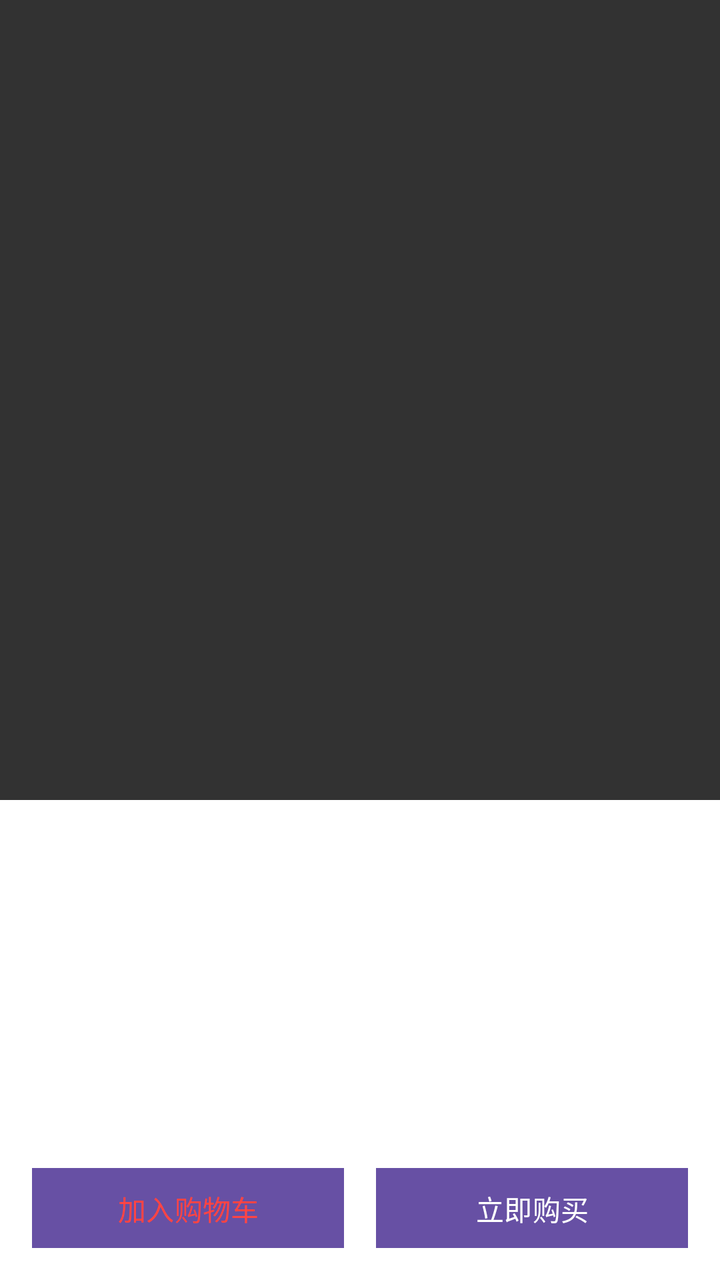
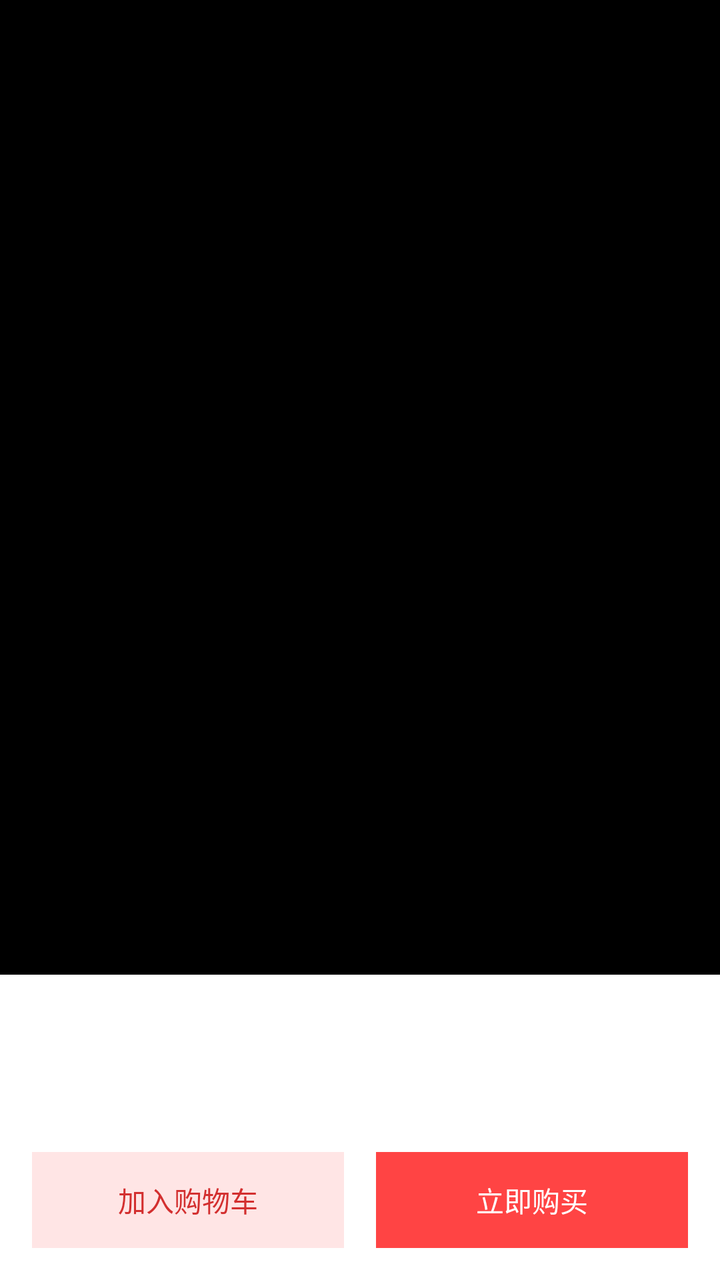

The first picture is an Android layout as it rendered before a commit; the second is the same layout after the commit. The layout source and the unified diff follow.
<!-- AndroidManifest.xml: application theme Theme.ByteDanceWaterfall -->
<!-- res/layout/feed_scroll_item.xml -->
<?xml version="1.0" encoding="utf-8"?>
<FrameLayout xmlns:android="http://schemas.android.com/apk/res/android"
    xmlns:app="http://schemas.android.com/apk/res-auto"
    android:id="@+id/item_container"
    android:layout_width="match_parent"
    android:layout_height="wrap_content"
    android:background="#FFFFFF"
    android:layout_marginBottom="8dp">

    <FrameLayout
        android:layout_width="match_parent"
        android:layout_height="400dp">

        <ImageView
            android:id="@+id/iv_blur_bg"
            android:layout_width="match_parent"
            android:layout_height="match_parent"
            android:scaleType="centerCrop"
            android:alpha="0.8"
            android:background="#000000"
            android:contentDescription="背景模糊图" />

        <ImageView
            android:id="@+id/item_image"
            android:layout_width="match_parent"
            android:layout_height="match_parent"
            android:scaleType="fitCenter"
            android:contentDescription="商品原图" />
    </FrameLayout>
    <androidx.media3.ui.PlayerView
        android:id="@+id/item_player_view"
        android:layout_width="match_parent"
        android:layout_height="400dp"
        android:visibility="gone"
        app:use_controller="true"
        app:show_buffering="when_playing"
        app:resize_mode="fit" />

    <LinearLayout
        android:layout_width="match_parent"
        android:layout_height="wrap_content"
        android:orientation="vertical"
        android:layout_gravity="bottom"
        android:padding="16dp"
        android:background="#FFFFFF">

        <TextView
            android:id="@+id/item_title"
            android:layout_width="match_parent"
            android:layout_height="wrap_content"
            android:layout_marginBottom="8dp"
            android:ellipsize="end"
            android:maxLines="2"
            android:textColor="#333333"
            android:textSize="16sp" />

        <TextView
            android:id="@+id/item_price"
            android:layout_width="match_parent"
            android:layout_height="wrap_content"
            android:textSize="18sp"
            android:textColor="#FF4444"
            android:fontFamily="sans-serif-medium"
            android:layout_marginBottom="16dp" />

        <LinearLayout
            android:layout_width="match_parent"
            android:layout_height="wrap_content"
            android:orientation="horizontal"
            android:weightSum="2">

            
            <Button
                android:id="@+id/btn_add_to_cart"
                android:layout_width="0dp"
                android:layout_height="40dp"
                android:layout_weight="1"
                android:background="#FFE5E5"
                android:text="加入购物车"
                android:textColor="#FF4444"
                android:textSize="14sp"
                android:layout_marginEnd="8dp"
                android:gravity="center"
                android:ellipsize="end"
                android:maxLines="1" />

            
            <Button
                android:id="@+id/btn_buy_now"
                android:layout_width="0dp"
                android:layout_height="40dp"
                android:layout_weight="1"
                android:background="#FF4444"
                android:text="立即购买"
                android:textColor="#FFFFFF"
                android:textSize="14sp"
                android:layout_marginStart="8dp"
                android:gravity="center"
                android:ellipsize="end"
                android:maxLines="1" />
        </LinearLayout>
    </LinearLayout>

</FrameLayout>
<!-- resources referenced by this layout -->
<resources>
  <style name="Theme.ByteDanceWaterfall" parent="Base.Theme.ByteDanceWaterfall" />
  <style name="Base.Theme.ByteDanceWaterfall" parent="Theme.Material3.DayNight.NoActionBar">
          
          
      </style>
</resources>

<!-- the commit's change to res/layout/feed_scroll_item.xml (unified diff, before → after) -->
@@ -1,15 +1,18 @@
 <?xml version="1.0" encoding="utf-8"?>
-<FrameLayout xmlns:android="http://schemas.android.com/apk/res/android"
+<LinearLayout xmlns:android="http://schemas.android.com/apk/res/android"
     xmlns:app="http://schemas.android.com/apk/res-auto"
     android:id="@+id/item_container"
     android:layout_width="match_parent"
-    android:layout_height="wrap_content"
-    android:background="#FFFFFF"
-    android:layout_marginBottom="8dp">
+    android:layout_height="match_parent"
+    android:orientation="vertical"
+    android:background="#000000"> <FrameLayout
+    android:layout_width="match_parent"
+    android:layout_height="0dp"
+    android:layout_weight="1">
 
     <FrameLayout
         android:layout_width="match_parent"
-        android:layout_height="400dp">
+        android:layout_height="match_parent">
 
         <ImageView
             android:id="@+id/iv_blur_bg"
@@ -27,20 +30,22 @@
             android:scaleType="fitCenter"
             android:contentDescription="商品原图" />
     </FrameLayout>
+
     <androidx.media3.ui.PlayerView
         android:id="@+id/item_player_view"
         android:layout_width="match_parent"
-        android:layout_height="400dp"
+        android:layout_height="match_parent"
         android:visibility="gone"
         app:use_controller="true"
         app:show_buffering="when_playing"
         app:resize_mode="fit" />
 
+</FrameLayout>
+
     <LinearLayout
         android:layout_width="match_parent"
         android:layout_height="wrap_content"
         android:orientation="vertical"
-        android:layout_gravity="bottom"
         android:padding="16dp"
         android:background="#FFFFFF">
 
@@ -52,13 +57,14 @@
             android:ellipsize="end"
             android:maxLines="2"
             android:textColor="#333333"
-            android:textSize="16sp" />
+            android:textSize="16sp"
+            android:textStyle="bold"/>
 
         <TextView
             android:id="@+id/item_price"
             android:layout_width="match_parent"
             android:layout_height="wrap_content"
-            android:textSize="18sp"
+            android:textSize="20sp"
             android:textColor="#FF4444"
             android:fontFamily="sans-serif-medium"
             android:layout_marginBottom="16dp" />
@@ -67,38 +73,38 @@
             android:layout_width="match_parent"
             android:layout_height="wrap_content"
             android:orientation="horizontal"
-            android:weightSum="2">
-
-            
-            <Button
-                android:id="@+id/btn_add_to_cart"
-                android:layout_width="0dp"
-                android:layout_height="40dp"
-                android:layout_weight="1"
-                android:background="#FFE5E5"
-                android:text="加入购物车"
-                android:textColor="#FF4444"
-                android:textSize="14sp"
-                android:layout_marginEnd="8dp"
-                android:gravity="center"
-                android:ellipsize="end"
-                android:maxLines="1" />
-
-            
-            <Button
+            android:weightSum="2"
+            xmlns:tools="http://schemas.android.com/tools"> <android.widget.Button
+            android:id="@+id/btn_add_to_cart"
+            android:layout_width="0dp"
+            android:layout_height="48dp"
+            android:layout_weight="1"
+            android:background="#FFE5E5"
+            android:text="加入购物车"
+            android:textColor="#D32F2F"
+            android:textSize="14sp"
+            android:layout_marginEnd="8dp"
+            android:stateListAnimator="@null"
+            android:gravity="center"
+            android:ellipsize="end"
+            android:maxLines="1"
+            tools:ignore="TextContrastCheck" />
+            <android.widget.Button
                 android:id="@+id/btn_buy_now"
                 android:layout_width="0dp"
-                android:layout_height="40dp"
+                android:layout_height="48dp"
                 android:layout_weight="1"
                 android:background="#FF4444"
                 android:text="立即购买"
                 android:textColor="#FFFFFF"
                 android:textSize="14sp"
                 android:layout_marginStart="8dp"
+                android:stateListAnimator="@null"
                 android:gravity="center"
                 android:ellipsize="end"
-                android:maxLines="1" />
+                android:maxLines="1"
+                tools:ignore="TextContrastCheck" />
         </LinearLayout>
     </LinearLayout>
 
-</FrameLayout>
+</LinearLayout>
